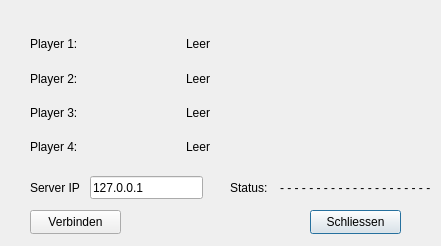
First picture: the form in src/interfaces/client_gui.ui, repository JPaehr/Revrsi, before the edit.
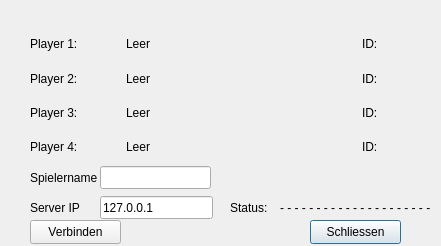
Second picture: the form after the edit.

Commit message: Server und Client weiter eingebunden und weiterentwickelt. Funktioniert noch nichtgit status

The edit to the form file:
```diff
--- a/src/interfaces/client_gui.ui
+++ b/src/interfaces/client_gui.ui
@@ -18,7 +18,7 @@
     <rect>
      <x>30</x>
      <y>30</y>
-     <width>381</width>
+     <width>406</width>
      <height>131</height>
     </rect>
    </property>
@@ -35,7 +35,7 @@
         </property>
         <property name="minimumSize">
          <size>
-          <width>150</width>
+          <width>90</width>
           <height>0</height>
          </size>
         </property>
@@ -46,11 +46,30 @@
       </item>
       <item>
        <widget class="QLabel" name="player1">
+        <property name="sizePolicy">
+         <sizepolicy hsizetype="Maximum" vsizetype="Preferred">
+          <horstretch>0</horstretch>
+          <verstretch>0</verstretch>
+         </sizepolicy>
+        </property>
+        <property name="minimumSize">
+         <size>
+          <width>230</width>
+          <height>0</height>
+         </size>
+        </property>
         <property name="text">
          <string>Leer</string>
         </property>
        </widget>
       </item>
+      <item>
+       <widget class="QLabel" name="ID1_label">
+        <property name="text">
+         <string>ID:</string>
+        </property>
+       </widget>
+      </item>
      </layout>
     </item>
     <item>
@@ -65,7 +84,7 @@
         </property>
         <property name="minimumSize">
          <size>
-          <width>150</width>
+          <width>90</width>
           <height>0</height>
          </size>
         </property>
@@ -76,11 +95,24 @@
       </item>
       <item>
        <widget class="QLabel" name="player2">
+        <property name="minimumSize">
+         <size>
+          <width>230</width>
+          <height>0</height>
+         </size>
+        </property>
         <property name="text">
          <string>Leer</string>
         </property>
        </widget>
       </item>
+      <item>
+       <widget class="QLabel" name="ID2_label">
+        <property name="text">
+         <string>ID:</string>
+        </property>
+       </widget>
+      </item>
      </layout>
     </item>
     <item>
@@ -95,7 +127,7 @@
         </property>
         <property name="minimumSize">
          <size>
-          <width>150</width>
+          <width>90</width>
           <height>0</height>
          </size>
         </property>
@@ -106,11 +138,24 @@
       </item>
       <item>
        <widget class="QLabel" name="player3">
+        <property name="minimumSize">
+         <size>
+          <width>230</width>
+          <height>0</height>
+         </size>
+        </property>
         <property name="text">
          <string>Leer</string>
         </property>
        </widget>
       </item>
+      <item>
+       <widget class="QLabel" name="ID3_label">
+        <property name="text">
+         <string>ID:</string>
+        </property>
+       </widget>
+      </item>
      </layout>
     </item>
     <item>
@@ -125,7 +170,7 @@
         </property>
         <property name="minimumSize">
          <size>
-          <width>150</width>
+          <width>90</width>
           <height>0</height>
          </size>
         </property>
@@ -136,11 +181,24 @@
       </item>
       <item>
        <widget class="QLabel" name="player4">
+        <property name="minimumSize">
+         <size>
+          <width>230</width>
+          <height>0</height>
+         </size>
+        </property>
         <property name="text">
          <string>Leer</string>
         </property>
        </widget>
       </item>
+      <item>
+       <widget class="QLabel" name="ID4_label">
+        <property name="text">
+         <string>ID:</string>
+        </property>
+       </widget>
+      </item>
      </layout>
     </item>
    </layout>
@@ -149,7 +207,7 @@
    <property name="geometry">
     <rect>
      <x>310</x>
-     <y>210</y>
+     <y>220</y>
      <width>91</width>
      <height>24</height>
     </rect>
@@ -162,7 +220,7 @@
    <property name="geometry">
     <rect>
      <x>30</x>
-     <y>180</y>
+     <y>200</y>
      <width>53</width>
      <height>15</height>
     </rect>
@@ -174,8 +232,8 @@
   <widget class="QLineEdit" name="serverIP_lineEdit">
    <property name="geometry">
     <rect>
-     <x>90</x>
-     <y>176</y>
+     <x>100</x>
+     <y>196</y>
      <width>113</width>
      <height>23</height>
     </rect>
@@ -188,7 +246,7 @@
    <property name="geometry">
     <rect>
      <x>230</x>
-     <y>180</y>
+     <y>200</y>
      <width>41</width>
      <height>16</height>
     </rect>
@@ -201,7 +259,7 @@
    <property name="geometry">
     <rect>
      <x>30</x>
-     <y>210</y>
+     <y>220</y>
      <width>91</width>
      <height>24</height>
     </rect>
@@ -214,7 +272,7 @@
    <property name="geometry">
     <rect>
      <x>280</x>
-     <y>180</y>
+     <y>200</y>
      <width>151</width>
      <height>16</height>
     </rect>
@@ -229,6 +287,29 @@
     <string>- - - - - - - - - - - - - - - - - - - - - - -</string>
    </property>
   </widget>
+  <widget class="QLabel" name="spielername_label">
+   <property name="geometry">
+    <rect>
+     <x>30</x>
+     <y>170</y>
+     <width>71</width>
+     <height>16</height>
+    </rect>
+   </property>
+   <property name="text">
+    <string>Spielername</string>
+   </property>
+  </widget>
+  <widget class="QLineEdit" name="spielername_lineEdit">
+   <property name="geometry">
+    <rect>
+     <x>100</x>
+     <y>166</y>
+     <width>111</width>
+     <height>23</height>
+    </rect>
+   </property>
+  </widget>
  </widget>
  <resources/>
  <connections/>
```
Left out of the diff: 2 changed lines with no effect on the pictures. The commit also changes 23 other files.
